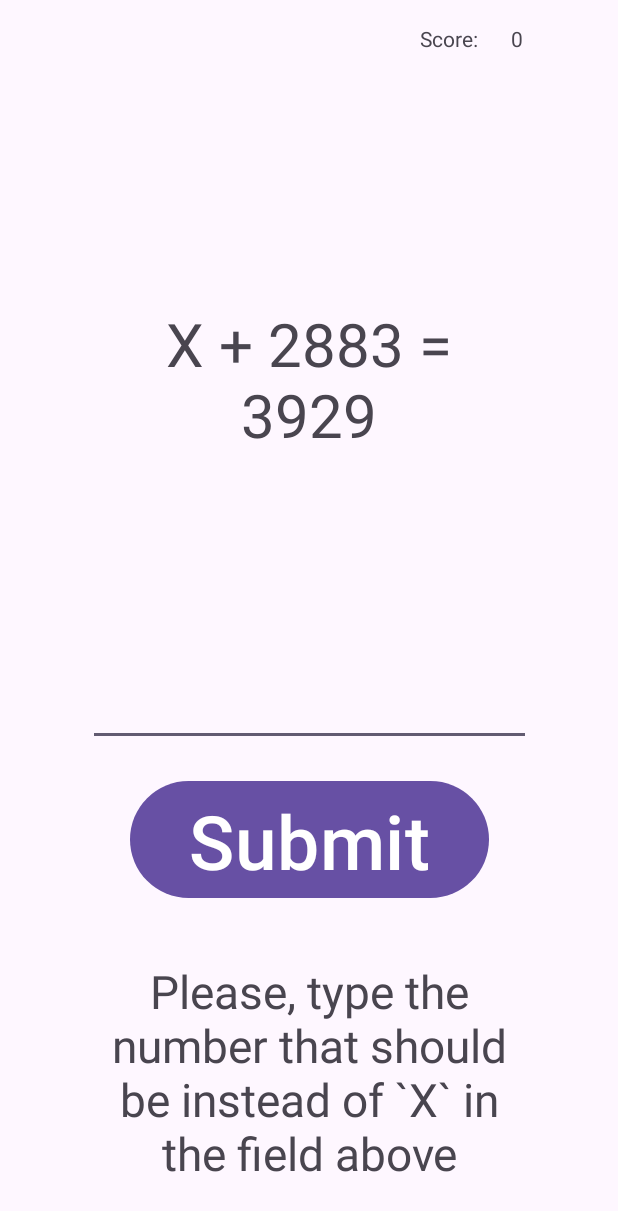
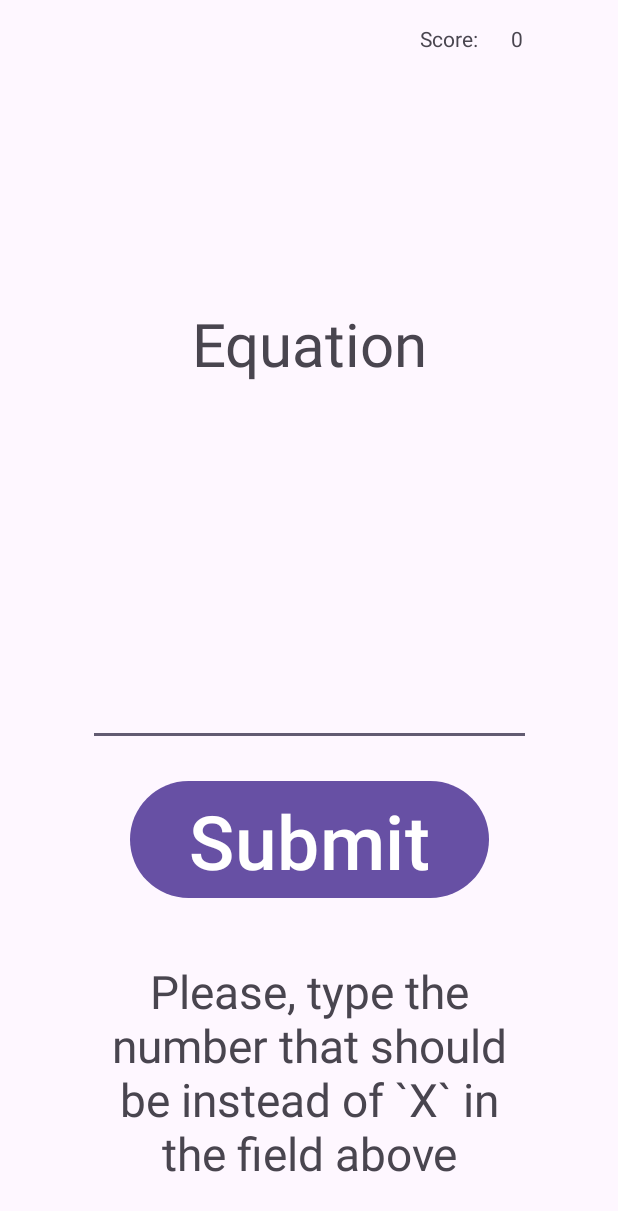
Before and after one commit to MaksymNaboka/MathTestApp, an Android app: the additionActivity screen opened directly, with no data from a screen before it, on a phone screen of 412 x 824 dp. Shown: the top 1211 px of the screen. Run offline under Robolectric (Android 15) with nearby library versions, the phone set to English and light mode, and no system bars.

Commit message:
Major refactor of the code

```diff
--- a/app/src/main/AndroidManifest.xml
+++ b/app/src/main/AndroidManifest.xml
@@ -13,9 +13,12 @@
         android:theme="@style/Theme.MathTestApp"
         tools:targetApi="31">
         <activity
+            android:name=".GeneralQuestionsActivity"
+            android:exported="false" />
+        <activity
             android:name=".ChoiceActivity"
             android:exported="false"
-            android:parentActivityName=".MainActivity"/>
+            android:parentActivityName=".MainActivity" />
         <activity
             android:name=".additionActivity"
             android:exported="false"
--- /dev/null
+++ b/app/src/main/java/com/example/mathtestapp/GeneralQuestions.java
@@ -0,0 +1,14 @@
+package com.example.mathtestapp;
+
+import android.view.View;
+import android.widget.EditText;
+import android.widget.TextView;
+
+import androidx.appcompat.app.AppCompatActivity;
+import androidx.constraintlayout.widget.ConstraintLayout;
+
+import java.util.ArrayList;
+
+public class GeneralQuestions extends AppCompatActivity {
+
+}
--- a/app/src/main/java/com/example/mathtestapp/IncorrectQuestion.java
+++ b/app/src/main/java/com/example/mathtestapp/Question.java
@@ -1,10 +1,10 @@
 package com.example.mathtestapp;
 
-public class IncorrectQuestion {
+public class Question {
     float a,b,c;
     int operation,missing;
     boolean Simple;
-    IncorrectQuestion(float a, float b, float c, int operation, int missing, boolean Simple){
+    Question(float a, float b, float c, int operation, int missing, boolean Simple){
         this.a=a;
         this.b=b;
         this.c=c;
--- a/app/src/main/java/com/example/mathtestapp/additionActivity.java
+++ b/app/src/main/java/com/example/mathtestapp/additionActivity.java
@@ -21,19 +21,20 @@ public class additionActivity extends AppCompatActivity {
     private int answer=-1;
     Scanner input = new Scanner(System.in);
     ConstraintLayout additionLayout;
+    GeneralQuestions GQ = new GeneralQuestions();
     private int a,b,c;
     private int missing;
 
     @Override
     protected void onCreate(Bundle savedInstanceState) {
         super.onCreate(savedInstanceState);
-        setContentView(R.layout.addition_testing);
+        setContentView(R.layout.general_question_layout);
         additionTest(Main.level, Main.incorrectQuestionsList);
         TextView scoreCounter= (TextView) findViewById(R.id.ScoreCounter);
         scoreCounter.setText(String.format("%4d",Main.getScore()));
     }
 
-    public int additionTest(int lvl, ArrayList<IncorrectQuestion> iqList){
+    public int additionTest(int lvl, ArrayList<Question> iqList){
         switch (lvl){
             case 1:
                 minNum = 10; maxNum = 50;
@@ -50,37 +51,39 @@ public class additionActivity extends AppCompatActivity {
         return result;
     }
 
-    private int test(ArrayList<IncorrectQuestion> iqList){
+    private int test(ArrayList<Question> iqList){
         System.out.println("Question number "+questionNum+":");
         Random rand = new Random();
         a= rand.nextInt((maxNum+1)-minNum)+minNum;
         b= rand.nextInt((maxNum+1)-minNum)+minNum;
         c=a+b;
         missing = rand.nextInt(3);
-        return additionQuestion(a,b,c,missing,iqList);
+        String equation ="";
+        switch(missing){
+            case 0:
+                equation = "X + "+b+" = "+c;
+            case 1:
+                equation = a+" + X = "+c;
+            case 2:
+                equation = a+" + "+b+" = X";
+        }
+        TextView tv = (TextView) findViewById(R.id.Equation);
+//        return GeneralQuestions.displayQuestion(a,b,c,missing,iqList,equation);
+        return 0;
     }
 
-    public int additionQuestion(int a, int b, int c, int missing, ArrayList<IncorrectQuestion> iqList){
+    public int additionQuestion(int a, int b, int c, int missing, ArrayList<Question> iqList, String equation){
         additionLayout = findViewById(R.id.addition_layout);
         TextView tv = (TextView) findViewById(R.id.Equation);
         switch (missing){
             case 0:
-                tv.setText("X + "+b+" = "+c);
-//                System.out.println("X + "+b+" = "+c);
-//                System.out.println("Please, type the number that should be instead of `X`");
+                tv.setText(equation);
                 break;
-
             case 1:
-               tv.setText(a+" + X = "+c);
-
-                System.out.println(a+ " + X ="+c);
-                System.out.println("Please, type the number that should be instead of `X`");
+               tv.setText(equation);
                 break;
             case 2:
-                tv.setText(a+" + "+b+" = X");
-
-                System.out.println(a + " + " + b + " = X");
-                System.out.println("Please, type the number that should be instead of `X`");
+                tv.setText(equation);
                 break;
         }
 
@@ -93,33 +96,33 @@ public class additionActivity extends AppCompatActivity {
                 if(answer == a){
                     System.out.println("Correct!");
                     Toast.makeText(this, "Correct!", Toast.LENGTH_LONG).show();
-                    Main.addToScore(1);
+                    Main.addToScore();
                 }else{
                     System.out.println("Incorrect, but you can try again later");
-                    Main.incorrectQuestionsList.add(new IncorrectQuestion(a,b,c,1,0, true));
-                    Main.subtractFromScore(1);
+                    Main.incorrectQuestionsList.add(new Question(a,b,c,1,0, true));
+                    Main.subtractFromScore();
                 }
                 break;
             case 1:
                 if(answer == b){
                     System.out.println("Correct!");
                     Toast.makeText(this, "Correct!", Toast.LENGTH_LONG).show();
-                    Main.addToScore(1);
+                    Main.addToScore();
                 }else{
                     System.out.println("Incorrect, but you can try again later");
-                    Main.incorrectQuestionsList.add(new IncorrectQuestion(a,b,c,1,0, true));
-                    Main.subtractFromScore(1);
+                    Main.incorrectQuestionsList.add(new Question(a,b,c,1,0, true));
+                    Main.subtractFromScore();
                 }
                 break;
             case 2:
                 if(answer == c){
                     System.out.println("Correct!");
                     Toast.makeText(this, "Correct!", Toast.LENGTH_LONG).show();
-                    Main.addToScore(1);
+                    Main.addToScore();
                 }else{
                     System.out.println("Incorrect, but you can try again later");
-                    Main.incorrectQuestionsList.add(new IncorrectQuestion(a,b,c,1,0, true));
-                    Main.subtractFromScore(1);
+                    Main.incorrectQuestionsList.add(new Question(a,b,c,1,0, true));
+                    Main.subtractFromScore();
                 }
         }
         updateScore();
@@ -127,16 +130,16 @@ public class additionActivity extends AppCompatActivity {
         additionTest(Main.level, Main.incorrectQuestionsList);
     }
 
-    public void setAnswer(View view) {
-                EditText answerET = (EditText) findViewById(R.id.answerText);
-                String answerString = answerET.getText().toString();
-                if(answerString.isEmpty()){
-                    return;
-                }
-                answer = Integer.parseInt(answerString);
-                answerET.setText("");
-                evaluateAnswer();
-    }
+//    public void setAnswer(View view) {
+//                EditText answerET = (EditText) findViewById(R.id.answerText);
+//                String answerString = answerET.getText().toString();
+//                if(answerString.isEmpty()){
+//                    return;
+//                }
+//                answer = Integer.parseInt(answerString);
+//                answerET.setText("");
+//                evaluateAnswer();
+//    }
 
     public void updateScore(){
         TextView scoreCounter= (TextView) findViewById(R.id.ScoreCounter);
--- a/app/src/main/res/layout/choice_screen.xml
+++ b/app/src/main/res/layout/choice_screen.xml
@@ -44,6 +44,7 @@
         android:layout_height="54dp"
         android:autoSizeMaxTextSize="50sp"
         android:autoSizeTextType="uniform"
+        android:onClick="SubtractionTesting"
         android:text="Subtraction"
         app:layout_constraintBottom_toBottomOf="parent"
         app:layout_constraintEnd_toEndOf="parent"
@@ -57,6 +58,7 @@
         android:layout_height="54dp"
         android:autoSizeMaxTextSize="50sp"
         android:autoSizeTextType="uniform"
+        android:onClick="MultiplicationTesting"
         android:text="Multiplication"
         app:layout_constraintBottom_toBottomOf="parent"
         app:layout_constraintEnd_toEndOf="parent"
@@ -70,6 +72,7 @@
         android:layout_height="54dp"
         android:autoSizeMaxTextSize="50sp"
         android:autoSizeTextType="uniform"
+        android:onClick="DivisionTesting"
         android:text="Division"
         app:layout_constraintBottom_toBottomOf="parent"
         app:layout_constraintEnd_toEndOf="parent"
@@ -83,6 +86,7 @@
         android:layout_height="54dp"
         android:autoSizeMaxTextSize="50sp"
         android:autoSizeTextType="uniform"
+        android:onClick="EverythingTesting"
         android:text="Everything"
         app:layout_constraintBottom_toBottomOf="parent"
         app:layout_constraintEnd_toEndOf="parent"
--- /dev/null
+++ b/app/src/main/res/layout/general_question_layout.xml
@@ -0,0 +1,93 @@
+<?xml version="1.0" encoding="utf-8"?>
+<androidx.constraintlayout.widget.ConstraintLayout xmlns:android="http://schemas.android.com/apk/res/android"
+    xmlns:app="http://schemas.android.com/apk/res-auto"
+    xmlns:tools="http://schemas.android.com/tools"
+    android:layout_width="match_parent"
+    android:layout_height="match_parent"
+    android:id="@+id/general_layout">
+
+    <TextView
+        android:id="@+id/Equation"
+        android:layout_width="284dp"
+        android:layout_height="150dp"
+        android:autoSizeMaxTextSize="40sp"
+        android:autoSizeTextType="uniform"
+        android:text="Equation"
+        android:textAlignment="center"
+        android:textSize="40sp"
+        android:visibility="visible"
+        app:layout_constraintBottom_toBottomOf="parent"
+        app:layout_constraintEnd_toEndOf="parent"
+        app:layout_constraintStart_toStartOf="parent"
+        app:layout_constraintTop_toTopOf="parent"
+        app:layout_constraintVertical_bias="0.300"
+        tools:visibility="visible" />
+
+    <TextView
+        android:id="@+id/TextView"
+        android:layout_width="284dp"
+        android:layout_height="150dp"
+        android:autoSizeMaxTextSize="40sp"
+        android:autoSizeTextType="uniform"
+        android:text="Please, type the number that should be instead of `X` in the field above"
+        android:textAlignment="center"
+        android:textSize="40sp"
+        android:visibility="visible"
+        app:layout_constraintBottom_toBottomOf="parent"
+        app:layout_constraintEnd_toEndOf="parent"
+        app:layout_constraintStart_toStartOf="parent"
+        app:layout_constraintTop_toTopOf="parent"
+        app:layout_constraintVertical_bias="0.950"
+        tools:visibility="visible" />
+
+    <EditText
+        android:id="@+id/answerText"
+        android:layout_width="295dp"
+        android:layout_height="97dp"
+        android:ems="10"
+        android:inputType="number"
+        android:text=""
+        android:textSize="50sp"
+        android:textAlignment="center"
+        app:layout_constraintBottom_toBottomOf="parent"
+        app:layout_constraintEnd_toEndOf="parent"
+        app:layout_constraintStart_toStartOf="parent"
+        app:layout_constraintTop_toTopOf="parent"
+        app:layout_constraintVertical_bias="0.550" />
+
+    <Button
+        android:id="@+id/SubmitButton"
+        android:layout_width="239dp"
+        android:layout_height="86dp"
+        android:onClick="setAnswer"
+        android:text="Submit"
+        android:textSize="50sp"
+        app:layout_constraintBottom_toBottomOf="parent"
+        app:layout_constraintEnd_toEndOf="parent"
+        app:layout_constraintStart_toStartOf="parent"
+        app:layout_constraintTop_toTopOf="parent"
+        app:layout_constraintVertical_bias="0.700
+" />
+
+    <TextView
+        android:id="@+id/textView6"
+        android:layout_width="wrap_content"
+        android:layout_height="wrap_content"
+        android:layout_marginTop="16dp"
+        android:text="Score:"
+        app:layout_constraintEnd_toStartOf="@+id/ScoreCounter"
+        app:layout_constraintHorizontal_bias="0.960"
+        app:layout_constraintStart_toStartOf="parent"
+        app:layout_constraintTop_toTopOf="parent" />
+
+    <TextView
+        android:id="@+id/ScoreCounter"
+        android:layout_width="wrap_content"
+        android:layout_height="wrap_content"
+        android:layout_marginTop="16dp"
+        app:layout_constraintEnd_toEndOf="parent"
+        app:layout_constraintHorizontal_bias="0.840"
+        app:layout_constraintStart_toStartOf="parent"
+        app:layout_constraintTop_toTopOf="parent" />
+
+</androidx.constraintlayout.widget.ConstraintLayout>
```
Also changed, not shown: app/src/main/java/com/example/mathtestapp/ChoiceActivity.java (+35 -1 lines), app/src/main/java/com/example/mathtestapp/GeneralQuestionsActivity.java (added, +290 -0 lines), app/src/main/java/com/example/mathtestapp/Main.java (+27 -12 lines), app/src/main/java/com/example/mathtestapp/SettingsActivity.java (+18 -2 lines), app/src/main/java/com/example/mathtestapp/addition.java (+6 -6 lines), app/src/main/java/com/example/mathtestapp/division.java (+10 -10 lines), app/src/main/java/com/example/mathtestapp/multiplication.java (+6 -6 lines), app/src/main/java/com/example/mathtestapp/subtraction.java (+6 -6 lines), app/src/main/res/layout/activity_general_questions.xml (added, +94 -0 lines).
